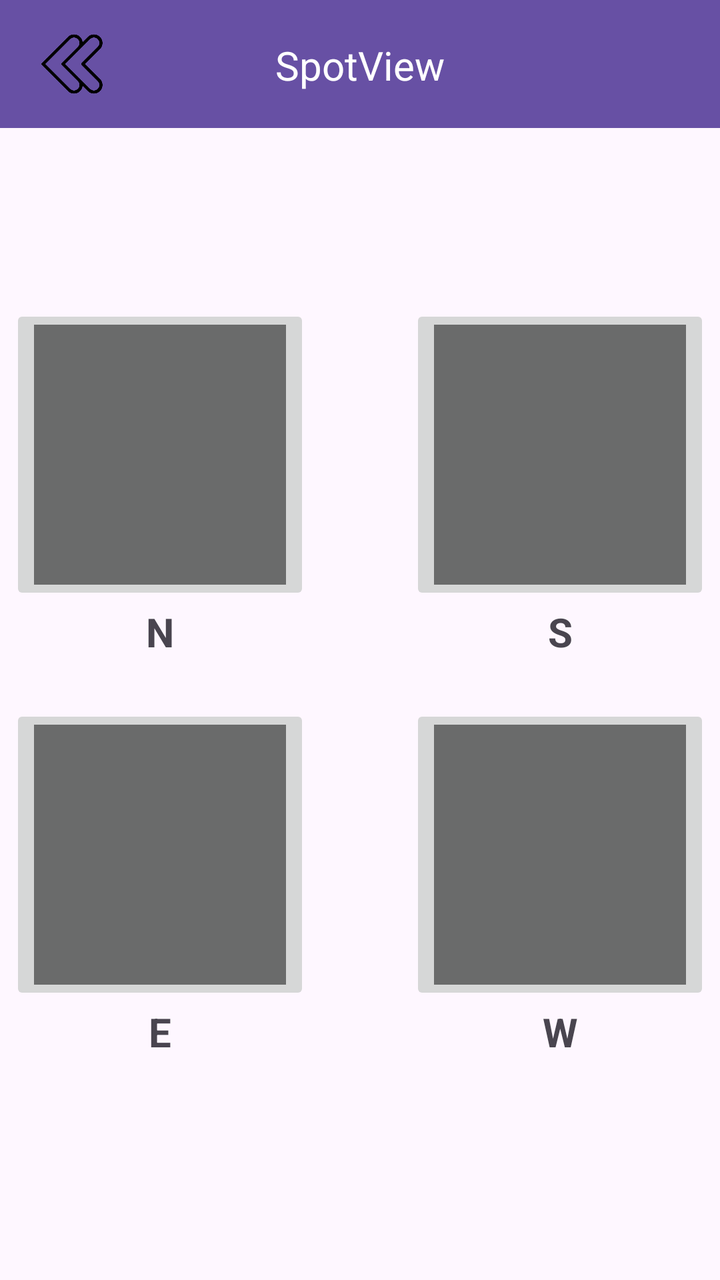
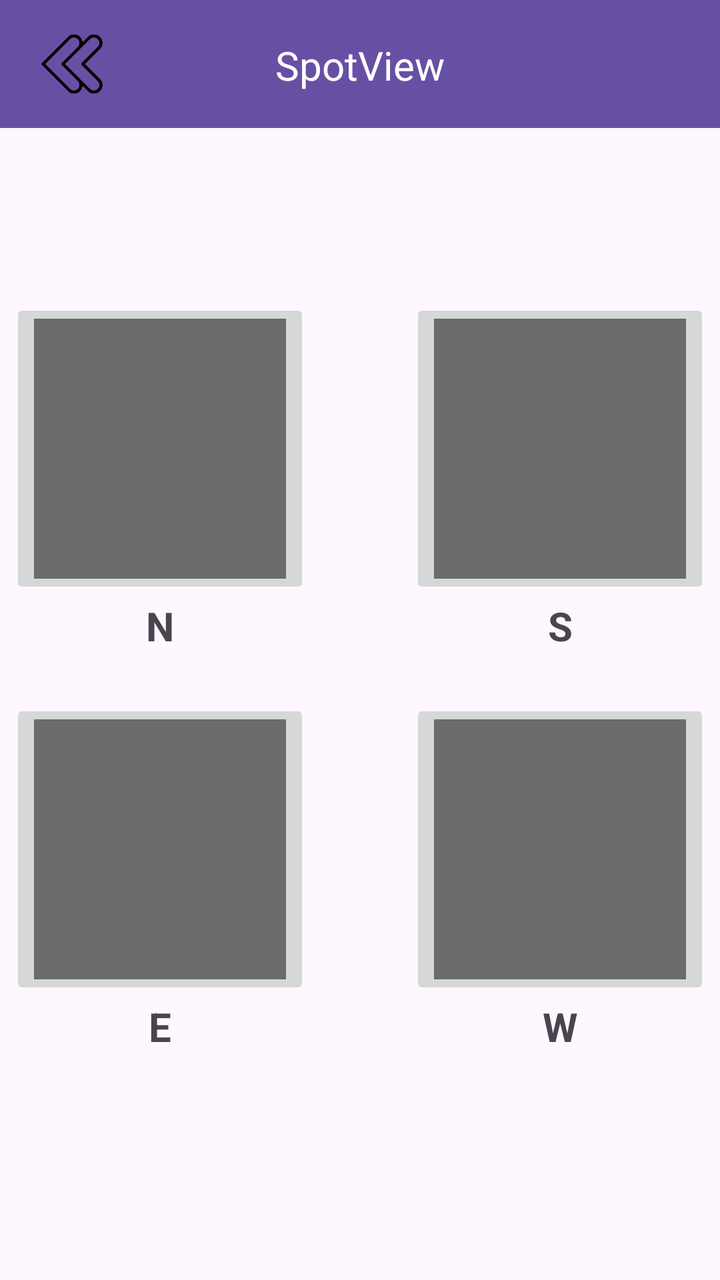

Screens rendered from an Android XML layout before and after an edit, with the pre-edit source and the edit as a unified diff.
<!-- AndroidManifest.xml: application theme Theme.SpotView -->
<!-- res/layout/activity_gestion_photos_piece.xml -->
<?xml version="1.0" encoding="utf-8"?>
<androidx.constraintlayout.widget.ConstraintLayout xmlns:android="http://schemas.android.com/apk/res/android"
    xmlns:app="http://schemas.android.com/apk/res-auto"
    xmlns:tools="http://schemas.android.com/tools"
    android:id="@+id/main"
    android:layout_width="match_parent"
    android:layout_height="match_parent"
    tools:context=".GestionPhotosPiece">

    <include
        layout="@layout/custom_toolbar"
        android:layout_width="match_parent"
        android:layout_height="wrap_content" />

    <TextView
        android:id="@+id/gpp_text"
        android:layout_width="298dp"
        android:layout_height="40dp"
        android:layout_marginTop="100dp"
        android:layout_marginBottom="591dp"
        android:text="@string/gpp_text"
        android:textAlignment="center"
        android:textSize="16sp"
        android:textStyle="bold"
        app:layout_constraintBottom_toBottomOf="parent"
        app:layout_constraintEnd_toEndOf="parent"
        app:layout_constraintStart_toStartOf="parent"
        app:layout_constraintTop_toTopOf="parent" />

    <ImageButton
        android:id="@+id/imageButton6"
        android:layout_width="150dp"
        android:layout_height="150dp"
        android:layout_marginStart="30dp"
        android:layout_marginTop="100dp"
        android:layout_marginEnd="25dp"
        android:layout_marginBottom="25dp"
        app:layout_constraintBottom_toTopOf="@+id/imageButton8"
        app:layout_constraintEnd_toStartOf="@+id/imageButton7"
        app:layout_constraintStart_toStartOf="parent"
        app:layout_constraintTop_toBottomOf="@+id/gpp_text"
        app:srcCompat="@android:drawable/screen_background_dark_transparent" />

    <ImageButton
        android:id="@+id/imageButton8"
        android:layout_width="150dp"
        android:layout_height="150dp"
        android:layout_marginStart="30dp"
        android:layout_marginTop="25dp"
        android:layout_marginEnd="25dp"
        app:layout_constraintBottom_toTopOf="@+id/textE"
        app:layout_constraintEnd_toStartOf="@+id/imageButton9"
        app:layout_constraintStart_toStartOf="parent"
        app:layout_constraintTop_toBottomOf="@+id/imageButton6"
        app:srcCompat="@android:drawable/screen_background_dark_transparent" />

    <ImageButton
        android:id="@+id/imageButton9"
        android:layout_width="150dp"
        android:layout_height="150dp"
        android:layout_marginStart="25dp"
        android:layout_marginTop="25dp"
        android:layout_marginEnd="30dp"
        app:layout_constraintBottom_toTopOf="@+id/textW"
        app:layout_constraintEnd_toEndOf="parent"
        app:layout_constraintStart_toEndOf="@+id/imageButton8"
        app:layout_constraintTop_toBottomOf="@+id/imageButton7"
        app:srcCompat="@android:drawable/screen_background_dark_transparent" />

    <ImageButton
        android:id="@+id/imageButton7"
        android:layout_width="150dp"
        android:layout_height="150dp"
        android:layout_marginStart="25dp"
        android:layout_marginTop="100dp"
        android:layout_marginEnd="30dp"
        android:layout_marginBottom="25dp"
        app:layout_constraintBottom_toTopOf="@+id/imageButton9"
        app:layout_constraintEnd_toEndOf="parent"
        app:layout_constraintStart_toEndOf="@+id/imageButton6"
        app:layout_constraintTop_toBottomOf="@+id/gpp_text"
        app:srcCompat="@android:drawable/screen_background_dark_transparent" />

    <TextView
        android:id="@+id/textN"
        android:layout_width="wrap_content"
        android:layout_height="wrap_content"
        android:layout_marginBottom="23dp"
        android:text="N"
        android:textSize="20sp"
        android:textStyle="bold"
        app:layout_constraintBottom_toTopOf="@+id/imageButton8"
        app:layout_constraintEnd_toEndOf="@+id/imageButton6"
        app:layout_constraintStart_toStartOf="@+id/imageButton6"
        app:layout_constraintTop_toBottomOf="@+id/imageButton6" />

    <TextView
        android:id="@+id/textS"
        android:layout_width="wrap_content"
        android:layout_height="wrap_content"
        android:layout_marginBottom="23dp"
        android:text="S"
        android:textSize="20sp"
        android:textStyle="bold"
        app:layout_constraintBottom_toTopOf="@+id/imageButton9"
        app:layout_constraintEnd_toEndOf="@+id/imageButton7"
        app:layout_constraintStart_toStartOf="@+id/imageButton7"
        app:layout_constraintTop_toBottomOf="@+id/imageButton7" />

    <TextView
        android:id="@+id/textE"
        android:layout_width="wrap_content"
        android:layout_height="wrap_content"
        android:layout_marginBottom="113dp"
        android:text="E"
        android:textSize="20sp"
        android:textStyle="bold"
        app:layout_constraintBottom_toBottomOf="parent"
        app:layout_constraintEnd_toEndOf="@+id/imageButton8"
        app:layout_constraintStart_toStartOf="@+id/imageButton8"
        app:layout_constraintTop_toBottomOf="@+id/imageButton8" />

    <TextView
        android:id="@+id/textW"
        android:layout_width="wrap_content"
        android:layout_height="wrap_content"
        android:layout_marginBottom="113dp"
        android:text="W"
        android:textSize="20sp"
        android:textStyle="bold"
        app:layout_constraintBottom_toBottomOf="parent"
        app:layout_constraintEnd_toEndOf="@+id/imageButton9"
        app:layout_constraintStart_toStartOf="@+id/imageButton9"
        app:layout_constraintTop_toBottomOf="@+id/imageButton9" />
</androidx.constraintlayout.widget.ConstraintLayout>
<!-- res/layout/custom_toolbar.xml (included above) -->
<?xml version="1.0" encoding="utf-8"?>
<androidx.constraintlayout.widget.ConstraintLayout xmlns:android="http://schemas.android.com/apk/res/android"
    xmlns:app="http://schemas.android.com/apk/res-auto"
    xmlns:tools="http://schemas.android.com/tools"
    android:id="@+id/toolbar"
    android:layout_width="match_parent"
    android:layout_height="?attr/actionBarSize"
    android:background="?attr/colorPrimary">

    

    
    <ImageButton
        android:id="@+id/btnBack"
        android:layout_width="40dp"
        android:layout_height="40dp"
        android:layout_marginStart="16dp"
        android:background="?attr/selectableItemBackgroundBorderless"
        android:contentDescription="Retour"
        android:scaleType="centerInside"
        android:src="@drawable/back_arrow"
        app:layout_constraintBottom_toBottomOf="parent"
        app:layout_constraintStart_toStartOf="parent"
        app:layout_constraintTop_toTopOf="parent" />

    <TextView
        android:id="@+id/toolbar_title"
        android:layout_width="wrap_content"
        android:layout_height="27dp"
        android:layout_marginTop="19dp"
        android:layout_marginBottom="18dp"
        android:gravity="center_vertical"
        android:text="@string/app_name"
        android:textColor="@android:color/white"
        android:textSize="20sp"
        app:layout_constraintBottom_toBottomOf="parent"
        app:layout_constraintEnd_toEndOf="parent"
        app:layout_constraintStart_toStartOf="parent"
        app:layout_constraintTop_toTopOf="parent" />
</androidx.constraintlayout.widget.ConstraintLayout>
<!-- resources referenced by this layout -->
<resources>
  <!-- drawable back_arrow: png bitmap (drawable, 8437 bytes) -->
  <string name="app_name">SpotView</string>
  <string name="gpp_text">Séléctionner un point cardinal pour gérer \nl\'image et les accès</string>
  <style name="Theme.SpotView" parent="Base.Theme.SpotView" />
  <style name="Base.Theme.SpotView" parent="Theme.Material3.DayNight.NoActionBar">
          
          
      </style>
</resources>

<!-- the commit's change to res/layout/activity_gestion_photos_piece.xml (unified diff, before → after) -->
@@ -24,8 +24,10 @@
         android:textStyle="bold"
         app:layout_constraintBottom_toBottomOf="parent"
         app:layout_constraintEnd_toEndOf="parent"
+        app:layout_constraintHorizontal_bias="0.495"
         app:layout_constraintStart_toStartOf="parent"
-        app:layout_constraintTop_toTopOf="parent" />
+        app:layout_constraintTop_toTopOf="parent"
+        app:layout_constraintVertical_bias="1.0" />
 
     <ImageButton
         android:id="@+id/imageButton6"
